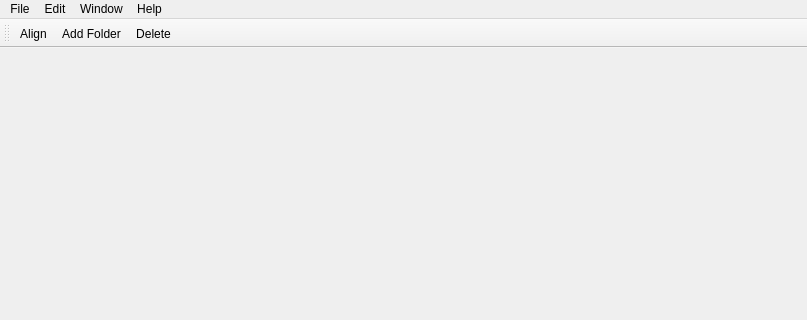
This is sherlock/ui/sherlock.ui in beowulfey/pylinnaeo as Qt 5 draws it before an edit; both pictures show x 0 to 807 and y 0 to 320 of the 807 by 636 pixel window. The edited form follows.
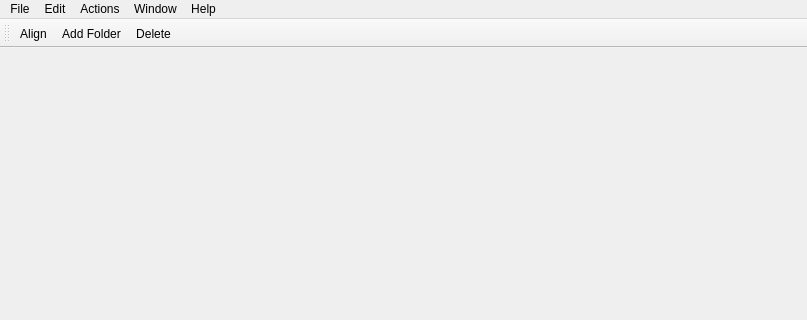
This is the edited form.

What changed in the file:
```diff
--- a/sherlock/ui/sherlock.ui
+++ b/sherlock/ui/sherlock.ui
@@ -139,8 +139,14 @@
     <addaction name="separator"/>
     <addaction name="actionPreferences"/>
    </widget>
+   <widget class="QMenu" name="menuActions">
+    <property name="title">
+     <string>Actions</string>
+    </property>
+   </widget>
    <addaction name="menuFile"/>
    <addaction name="menuEdit"/>
+   <addaction name="menuActions"/>
    <addaction name="menuWindow"/>
    <addaction name="menuHelp"/>
   </widget>
```
Left out of the diff: 25 changed lines with no effect on the pictures.
